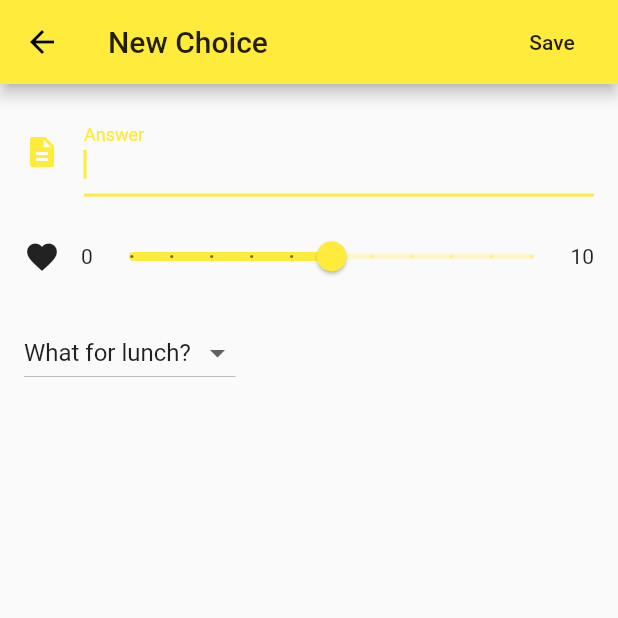
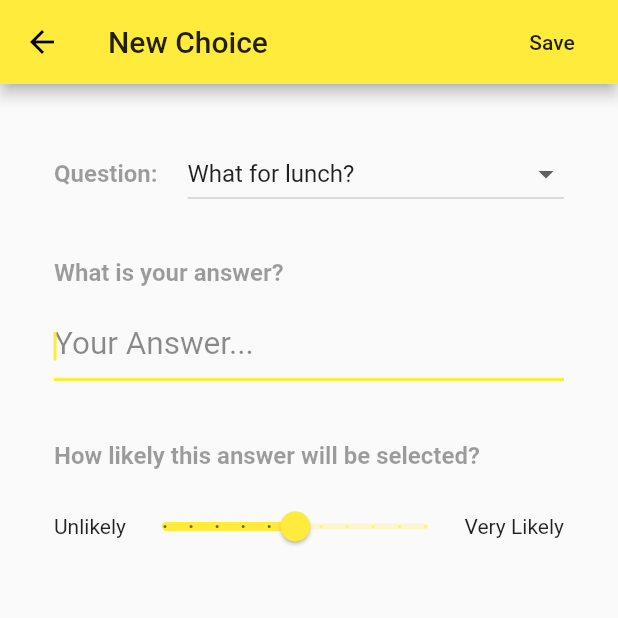
Before and after one commit to yshean/flutter-choice-maker, a Flutter app: the AddNewDialog screen opened directly, on a phone screen of 412 x 824 dp, the top half of it. Run offline on Flutter 3.47's test engine with Material 2 defaults, Android fonts, the light colour scheme and no system bars; our stand-ins replace flutter_slidable, mobx, sticky_headers; generated files the repository leaves out were written again.

Commit message:
Built the Add New form

```diff
--- a/lib/AddNewDialog.dart
+++ b/lib/AddNewDialog.dart
@@ -38,7 +38,91 @@ class _AddNewDialogState extends State<AddNewDialog> {
           ),
         ],
       ),
-      body: Padding(
+      body: Container(
+        constraints: BoxConstraints.expand(),
+        padding: EdgeInsets.symmetric(horizontal: 36.0, vertical: 36.0),
+        child: Column(
+          crossAxisAlignment: CrossAxisAlignment.start,
+          children: [
+            Row(
+              children: <Widget>[
+                Text(
+                  "Question: ",
+                  style: TextStyle(
+                      color: Colors.black38,
+                      fontWeight: FontWeight.w600,
+                      fontSize: 16.0),
+                ),
+                Container(width: 16.0),
+                Expanded(
+                  child: DropdownButton(
+                    isExpanded: true,
+                    value: _selectedCategory,
+                    items: _dropdownMenuItems,
+                    onChanged: (value) {
+                      setState(() {
+                        _selectedCategory = value;
+                      });
+                    },
+                  ),
+                ),
+              ],
+            ),
+            Container(height: 32.0),
+            Text(
+              "What is your answer?",
+              style: TextStyle(
+                  color: Colors.black38,
+                  fontWeight: FontWeight.w600,
+                  fontSize: 16.0),
+            ),
+            Container(height: 14.0),
+            TextField(
+              autofocus: true,
+              decoration: InputDecoration(
+                  // border: InputBorder.none,
+                  hintText: 'Your Answer...',
+                  hintStyle: TextStyle(
+                    color: Colors.black45,
+                    fontSize: 21.0,
+                  )),
+            ),
+            Container(height: 40.0),
+            Text(
+              "How likely this answer will be selected?",
+              style: TextStyle(
+                  color: Colors.black38,
+                  fontWeight: FontWeight.w600,
+                  fontSize: 16.0),
+            ),
+            Container(height: 14.0),
+            Row(
+              mainAxisAlignment: MainAxisAlignment.start,
+              children: <Widget>[
+                Text("Unlikely"),
+                Expanded(
+                  child: Slider(
+                    min: 0.0,
+                    max: 10.0,
+                    divisions: 10,
+                    onChanged: (value) {
+                      setState(() => _sliderValue = value);
+                    },
+                    value: _sliderValue,
+                  ),
+                ),
+                Text("Very Likely"),
+              ],
+            ),
+          ],
+        ),
+      ),
+    );
+  }
+}
+
+/*
+Padding(
         padding: const EdgeInsets.all(16.0),
         child: Column(
           children: <Widget>[
@@ -93,6 +177,19 @@ class _AddNewDialogState extends State<AddNewDialog> {
           ],
         ),
       ),
-    );
-  }
-}
+*/
+
+/*
+IconButton(
+                  icon: Icon(Icons.edit),
+                  onPressed: () {
+                    showDialog(
+                        context: context,
+                        builder: (BuildContext context) {
+                          return AlertDialog(
+                            content: Text("hello"),
+                          );
+                        });
+                  },
+                ),
+*/
```
